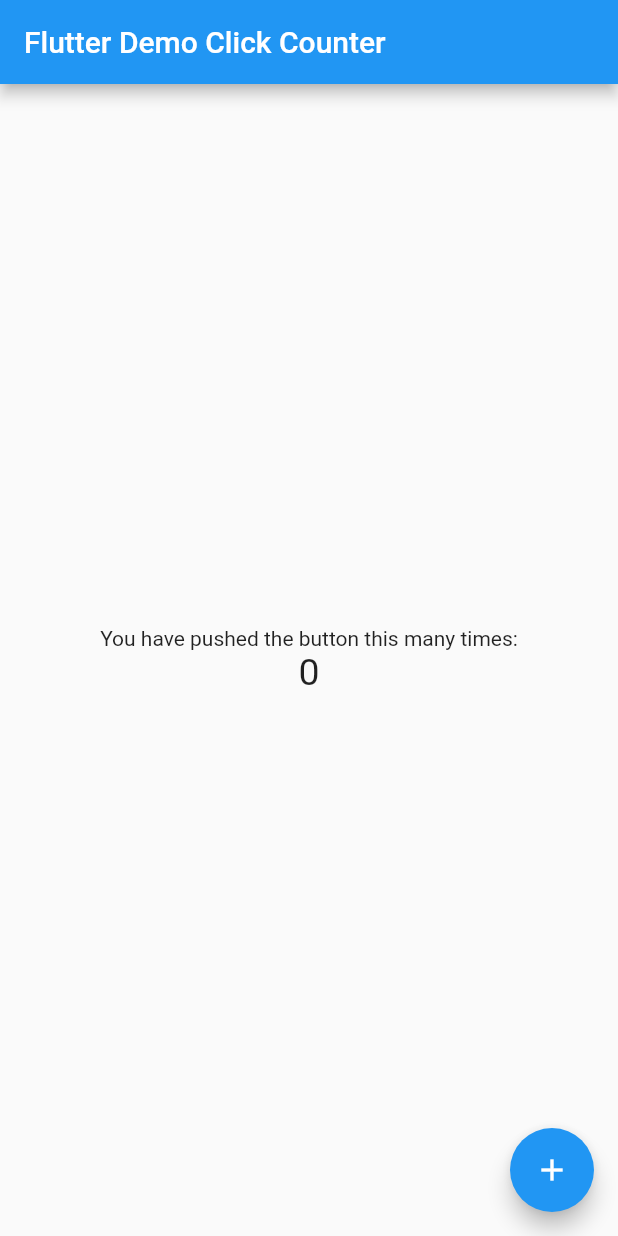
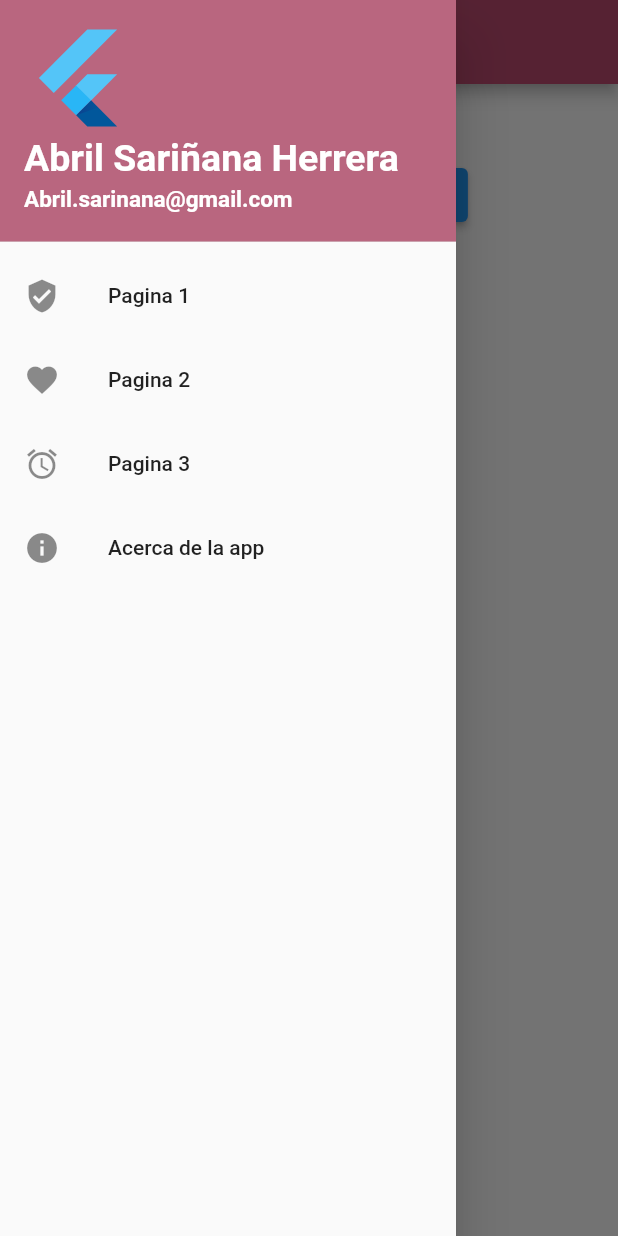
Before and after one commit to AbrilSarinanaHerrera/DrawerFlutLab, a Flutter app: the screen it shows after launch, with the side drawer open (before the commit the screen has no drawer), on a phone screen of 412 x 824 dp. Run offline on Flutter 3.47's test engine with Material 2 defaults, Android fonts, the phone set to English and light mode, and no system bars.

Commit message:
Drawer v3

```diff
--- a/lib/main.dart
+++ b/lib/main.dart
@@ -4,7 +4,7 @@ void main() => runApp(MyApp());
 
 class MyApp extends StatelessWidget {
   const MyApp({super.key});
-  static const String _title = 'Flutter Stateful Clicker Counter';
+  static const String _title = 'Drawer Flutter';
   // This widget is the root of your application.
   @override
   Widget build(BuildContext context) {
@@ -13,78 +13,116 @@ class MyApp extends StatelessWidget {
       theme: ThemeData(
         primarySwatch: Colors.blue,
       ),
-      home: MyHomePage(),
+      debugShowCheckedModeBanner: false,
+      home: NavigationDrawerDemo(),
     );
   }
 }
 
-class MyHomePage extends StatefulWidget {
-  const MyHomePage({super.key});
-  // This widget is the home page of your application. It is stateful, meaning
-  // that it has a State object (defined below) that contains fields that affect
-  // how it looks.
-  // This class is the configuration for the state.
+class NavigationDrawerDemo extends StatefulWidget {
+  const NavigationDrawerDemo({Key? key}) : super(key: key);
+
   @override
-  _MyHomePageState createState() => _MyHomePageState();
+  State<NavigationDrawerDemo> createState() => _NavigationDrawerDemoState();
 }
 
-class _MyHomePageState extends State<MyHomePage> {
-  int _counter = 0;
-
-  void _incrementCounter() {
-    setState(() {
-      // This call to setState tells the Flutter framework that something has
-      // changed in this State, which causes it to rerun the build method below
-      // so that the display can reflect the updated values. If we changed
-      // _counter without calling setState(), then the build method would not be
-      // called again, and so nothing would appear to happen.
-      _counter++;
-    });
-  }
-
+class _NavigationDrawerDemoState extends State<NavigationDrawerDemo> {
+  final GlobalKey<ScaffoldState> _key = GlobalKey(); // Create a key
   @override
   Widget build(BuildContext context) {
-    // This method is rerun every time setState is called, for instance as done
-    // by the _incrementCounter method above.
-    //
-    // The Flutter framework has been optimized to make rerunning build methods
-    // fast, so that you can just rebuild anything that needs updating rather
-    // than having to individually change instances of widgets.
     return Scaffold(
+      key: _key,
       appBar: AppBar(
-        // Here we take the value from the MyHomePage object that was created by
-        // the App.build method, and use it to set our appbar title.
-        title: Text('Flutter Demo Click Counter'),
+        title: Text('Act.3 Drawer Sariñana'),
+        backgroundColor: const Color(0xffbc4a70),
       ),
-      body: Center(
-        // Center is a layout widget. It takes a single child and positions it
-        // in the middle of the parent.
-        child: Column(
-          // Column is also a layout widget. It takes a list of children and
-          // arranges them vertically. By default, it sizes itself to fit its
-          // children horizontally, and tries to be as tall as its parent.
-          //
-          // Column has various properties to control how it sizes itself and
-          // how it positions its children. Here we use mainAxisAlignment to
-          // center the children vertically; the main axis here is the vertical
-          // axis because Columns are vertical (the cross axis would be
-          // horizontal).
-          mainAxisAlignment: MainAxisAlignment.center,
-          children: <Widget>[
-            Text(
-              'You have pushed the button this many times:',
+      drawer: Drawer(
+        child: ListView(
+          // Important: Remove any padding from the ListView.
+          padding: EdgeInsets.zero,
+          children: [
+            const UserAccountsDrawerHeader(
+              // <-- SEE HERE
+              decoration: BoxDecoration(color: const Color(0xffb9667f)),
+              accountName: Text(
+                "Abril Sariñana Herrera",
+                style: TextStyle(
+                  fontSize: 25,
+                  fontWeight: FontWeight.bold,
+                ),
+              ),
+              accountEmail: Text(
+                "Abril.sarinana@gmail.com",
+                style: TextStyle(
+                  fontSize: 15,
+                  fontWeight: FontWeight.bold,
+                ),
+              ),
+              currentAccountPicture: FlutterLogo(),
             ),
-            Text(
-              '$_counter',
-              style: TextStyle(fontSize: 25),
+            ListTile(
+              leading: Icon(
+                Icons.verified_user,
+              ),
+              title: const Text('Pagina 1'),
+              onTap: () {
+                Navigator.pop(context);
+              },
+            ),
+            ListTile(
+              leading: Icon(
+                Icons.favorite,
+              ),
+              title: const Text('Pagina 2'),
+              onTap: () {
+                Navigator.pop(context);
+              },
+            ),
+            ListTile(
+              leading: Icon(
+                Icons.alarm,
+              ),
+              title: const Text('Pagina 3'),
+              onTap: () {
+                Navigator.pop(context);
+              },
+            ),
+            AboutListTile(
+              // <-- SEE HERE
+              icon: Icon(
+                Icons.info,
+              ),
+              child: Text('Acerca de la app'),
+              applicationIcon: Icon(
+                Icons.local_play,
+              ),
+              applicationName: 'Mi aplicacion',
+              applicationVersion: '4.0.25',
+              applicationLegalese: '© 2019 Company',
+              aboutBoxChildren: [
+                ///Content goes here...
+              ],
             ),
           ],
         ),
       ),
-      floatingActionButton: FloatingActionButton(
-        onPressed: _incrementCounter,
-        tooltip: 'Increment',
-        child: Icon(Icons.add),
+      body: Center(
+        child: Column(
+          children: [
+            SizedBox(
+              height: 50,
+            ),
+            ElevatedButton(
+              onPressed: () {
+                _key.currentState!.openDrawer(); //<-- SEE HERE
+              },
+              child: const Text(
+                'Boton elevado 1',
+                style: TextStyle(fontSize: 25),
+              ),
+            ),
+          ],
+        ),
       ),
     );
   }
```
